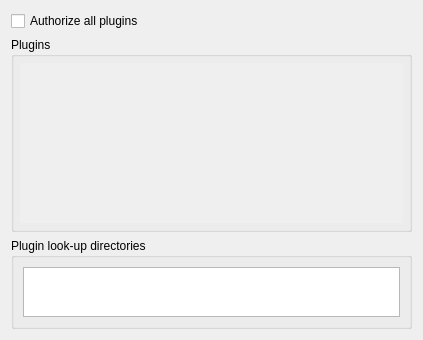
Before: the Qt Designer form retroshare-gui/src/gui/settings/PluginsPage.ui in RetroShare/RetroShare, drawn with Qt 5.
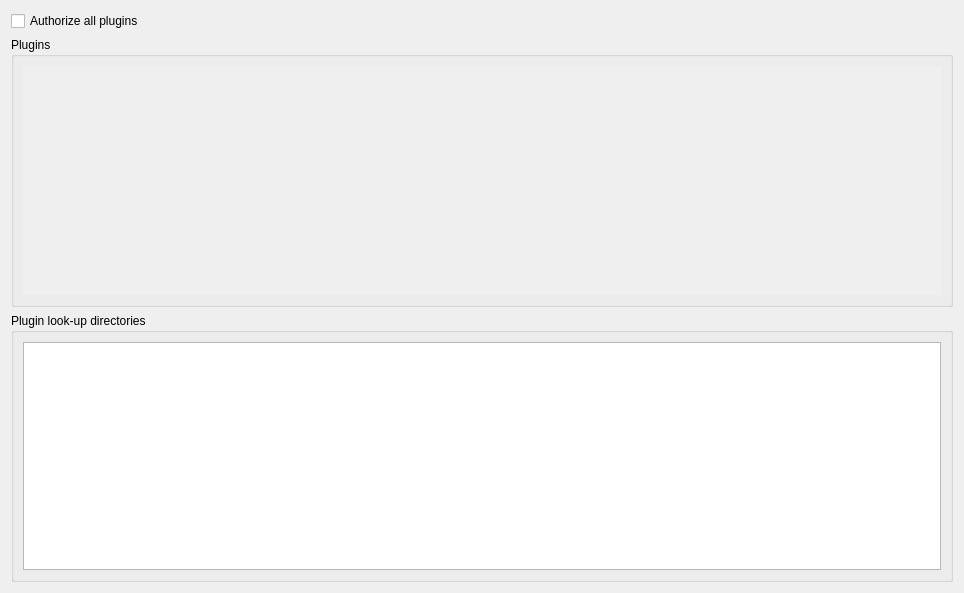
After: the same form once the commit is applied.

Commit message: removed explicit spacing sizes in plugins page

```diff
--- a/retroshare-gui/src/gui/settings/PluginsPage.ui
+++ b/retroshare-gui/src/gui/settings/PluginsPage.ui
@@ -6,8 +6,8 @@
    <rect>
     <x>0</x>
     <y>0</y>
-    <width>423</width>
-    <height>340</height>
+    <width>964</width>
+    <height>593</height>
    </rect>
   </property>
   <property name="contextMenuPolicy">
@@ -27,9 +27,6 @@
       <string>Plugins</string>
      </property>
      <layout class="QVBoxLayout" name="verticalLayout_4">
-      <property name="margin">
-       <number>6</number>
-      </property>
       <item>
        <widget class="QScrollArea" name="scrollArea">
         <property name="frameShape">
@@ -74,20 +71,7 @@
      </property>
      <layout class="QVBoxLayout" name="verticalLayout">
       <item>
-       <widget class="QTextBrowser" name="_lookupDirectories_TB">
-        <property name="sizePolicy">
-         <sizepolicy hsizetype="Expanding" vsizetype="Minimum">
-          <horstretch>0</horstretch>
-          <verstretch>0</verstretch>
-         </sizepolicy>
-        </property>
-        <property name="maximumSize">
-         <size>
-          <width>16777215</width>
-          <height>50</height>
-         </size>
-        </property>
-       </widget>
+       <widget class="QTextBrowser" name="_lookupDirectories_TB"/>
       </item>
      </layout>
     </widget>
```
Left out of the diff: 2 changed lines with no effect on the pictures.
